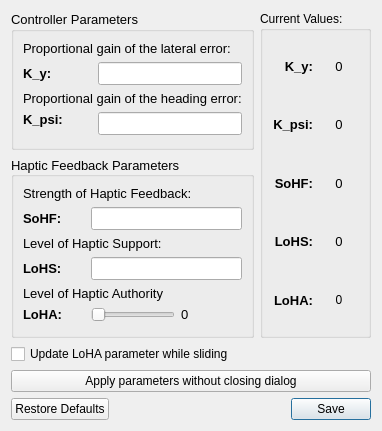
The window that modules/steeringwheelcontrol/action/swcontrollers/ui/fdca_settings_ui.ui (tud-hri/joan) describes before a commit, drawn with Qt 5.
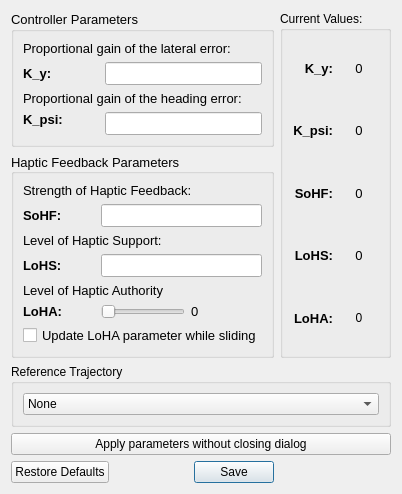
The same window after the commit.

Commit message: Settings load and save now work in steeringwheelcontrol Furthermore updated UIs and moved trajectory selection to settings

```diff
--- a/modules/steeringwheelcontrol/action/swcontrollers/ui/fdca_settings_ui.ui
+++ b/modules/steeringwheelcontrol/action/swcontrollers/ui/fdca_settings_ui.ui
@@ -6,15 +6,258 @@
    <rect>
     <x>0</x>
     <y>0</y>
-    <width>361</width>
-    <height>431</height>
+    <width>372</width>
+    <height>493</height>
    </rect>
   </property>
   <property name="windowTitle">
    <string>FDCA Controller Settings</string>
   </property>
   <layout class="QGridLayout" name="gridLayout">
-   <item row="1" column="0">
+   <item row="5" column="1">
+    <widget class="QDialogButtonBox" name="btnbox_fdca_controller_settings">
+     <property name="orientation">
+      <enum>Qt::Horizontal</enum>
+     </property>
+     <property name="standardButtons">
+      <set>QDialogButtonBox::RestoreDefaults|QDialogButtonBox::Save</set>
+     </property>
+    </widget>
+   </item>
+   <item row="0" column="1">
+    <widget class="QGroupBox" name="groupControlparam">
+     <property name="sizePolicy">
+      <sizepolicy hsizetype="Preferred" vsizetype="Preferred">
+       <horstretch>0</horstretch>
+       <verstretch>0</verstretch>
+      </sizepolicy>
+     </property>
+     <property name="minimumSize">
+      <size>
+       <width>0</width>
+       <height>0</height>
+      </size>
+     </property>
+     <property name="maximumSize">
+      <size>
+       <width>8000</width>
+       <height>16777215</height>
+      </size>
+     </property>
+     <property name="font">
+      <font>
+       <pointsize>10</pointsize>
+       <weight>50</weight>
+       <bold>false</bold>
+      </font>
+     </property>
+     <property name="title">
+      <string>Controller Parameters</string>
+     </property>
+     <layout class="QGridLayout" name="gridLayout_4">
+      <item row="0" column="1">
+       <layout class="QGridLayout" name="gridLayout_3">
+        <item row="0" column="0" colspan="3">
+         <widget class="QLabel" name="lblKytitle">
+          <property name="font">
+           <font>
+            <pointsize>10</pointsize>
+            <weight>50</weight>
+            <bold>false</bold>
+           </font>
+          </property>
+          <property name="text">
+           <string>Proportional gain of the lateral error:</string>
+          </property>
+          <property name="alignment">
+           <set>Qt::AlignLeading|Qt::AlignLeft|Qt::AlignTop</set>
+          </property>
+         </widget>
+        </item>
+        <item row="3" column="0" colspan="3">
+         <widget class="QLabel" name="lblKpsititle">
+          <property name="font">
+           <font>
+            <pointsize>10</pointsize>
+            <weight>50</weight>
+            <bold>false</bold>
+           </font>
+          </property>
+          <property name="text">
+           <string>Proportional gain of the heading error:</string>
+          </property>
+         </widget>
+        </item>
+        <item row="4" column="0">
+         <widget class="QLabel" name="lblKpsi">
+          <property name="sizePolicy">
+           <sizepolicy hsizetype="Minimum" vsizetype="Preferred">
+            <horstretch>0</horstretch>
+            <verstretch>0</verstretch>
+           </sizepolicy>
+          </property>
+          <property name="minimumSize">
+           <size>
+            <width>0</width>
+            <height>0</height>
+           </size>
+          </property>
+          <property name="maximumSize">
+           <size>
+            <width>10000</width>
+            <height>16777215</height>
+           </size>
+          </property>
+          <property name="font">
+           <font>
+            <pointsize>10</pointsize>
+            <weight>75</weight>
+            <bold>true</bold>
+           </font>
+          </property>
+          <property name="text">
+           <string>K_psi:</string>
+          </property>
+          <property name="alignment">
+           <set>Qt::AlignLeading|Qt::AlignLeft|Qt::AlignTop</set>
+          </property>
+         </widget>
+        </item>
+        <item row="2" column="0">
+         <widget class="QLabel" name="lblKy">
+          <property name="sizePolicy">
+           <sizepolicy hsizetype="Preferred" vsizetype="Preferred">
+            <horstretch>0</horstretch>
+            <verstretch>0</verstretch>
+           </sizepolicy>
+          </property>
+          <property name="minimumSize">
+           <size>
+            <width>0</width>
+            <height>0</height>
+           </size>
+          </property>
+          <property name="maximumSize">
+           <size>
+            <width>16777215</width>
+            <height>16777215</height>
+           </size>
+          </property>
+          <property name="font">
+           <font>
+            <pointsize>10</pointsize>
+            <weight>75</weight>
+            <bold>true</bold>
+           </font>
+          </property>
+          <property name="text">
+           <string>K_y:</string>
+          </property>
+         </widget>
+        </item>
+        <item row="6" column="0" colspan="2">
+         <spacer name="verticalSpacer">
+          <property name="orientation">
+           <enum>Qt::Vertical</enum>
+          </property>
+          <property name="sizeHint" stdset="0">
+           <size>
+            <width>20</width>
+            <height>40</height>
+           </size>
+          </property>
+         </spacer>
+        </item>
+        <item row="2" column="1" colspan="2">
+         <widget class="QLineEdit" name="edit_k_y">
+          <property name="sizePolicy">
+           <sizepolicy hsizetype="Preferred" vsizetype="Fixed">
+            <horstretch>0</horstretch>
+            <verstretch>0</verstretch>
+           </sizepolicy>
+          </property>
+          <property name="font">
+           <font>
+            <pointsize>10</pointsize>
+           </font>
+          </property>
+          <property name="alignment">
+           <set>Qt::AlignLeading|Qt::AlignLeft|Qt::AlignTop</set>
+          </property>
+         </widget>
+        </item>
+        <item row="4" column="1" colspan="2">
+         <widget class="QLineEdit" name="edit_k_psi">
+          <property name="sizePolicy">
+           <sizepolicy hsizetype="Preferred" vsizetype="Fixed">
+            <horstretch>0</horstretch>
+            <verstretch>0</verstretch>
+           </sizepolicy>
+          </property>
+          <property name="font">
+           <font>
+            <pointsize>10</pointsize>
+           </font>
+          </property>
+         </widget>
+        </item>
+       </layout>
+      </item>
+     </layout>
+    </widget>
+   </item>
+   <item row="2" column="1" colspan="2">
+    <widget class="QGroupBox" name="groupBox_3">
+     <property name="title">
+      <string>Reference Trajectory</string>
+     </property>
+     <layout class="QGridLayout" name="gridLayout_8">
+      <property name="leftMargin">
+       <number>9</number>
+      </property>
+      <property name="topMargin">
+       <number>9</number>
+      </property>
+      <property name="rightMargin">
+       <number>9</number>
+      </property>
+      <property name="bottomMargin">
+       <number>9</number>
+      </property>
+      <property name="spacing">
+       <number>3</number>
+      </property>
+      <item row="0" column="0">
+       <widget class="QComboBox" name="cmbbox_hcr_selection">
+        <property name="sizePolicy">
+         <sizepolicy hsizetype="Preferred" vsizetype="Fixed">
+          <horstretch>0</horstretch>
+          <verstretch>0</verstretch>
+         </sizepolicy>
+        </property>
+        <property name="minimumSize">
+         <size>
+          <width>250</width>
+          <height>0</height>
+         </size>
+        </property>
+        <property name="font">
+         <font>
+          <weight>50</weight>
+          <bold>false</bold>
+         </font>
+        </property>
+        <item>
+         <property name="text">
+          <string>None</string>
+         </property>
+        </item>
+       </widget>
+      </item>
+     </layout>
+    </widget>
+   </item>
+   <item row="1" column="1">
     <widget class="QGroupBox" name="groupHapticparam">
      <property name="sizePolicy">
       <sizepolicy hsizetype="Preferred" vsizetype="Preferred">
@@ -48,7 +291,7 @@
       <set>Qt::AlignLeading|Qt::AlignLeft|Qt::AlignVCenter</set>
      </property>
      <layout class="QGridLayout" name="gridLayout_6">
-      <item row="1" column="0">
+      <item row="2" column="0">
        <spacer name="verticalSpacer_2">
         <property name="orientation">
          <enum>Qt::Vertical</enum>
@@ -213,10 +456,17 @@
         </item>
        </layout>
       </item>
+      <item row="1" column="0">
+       <widget class="QCheckBox" name="checkbox_tuning_loha">
+        <property name="text">
+         <string>Update LoHA parameter while sliding</string>
+        </property>
+       </widget>
+      </item>
      </layout>
     </widget>
    </item>
-   <item row="0" column="1" rowspan="2">
+   <item row="0" column="2" rowspan="2">
     <widget class="QGroupBox" name="groupBox">
      <property name="title">
       <string>Current Values:</string>
@@ -410,212 +660,13 @@
      </layout>
     </widget>
    </item>
-   <item row="0" column="0">
-    <widget class="QGroupBox" name="groupControlparam">
-     <property name="sizePolicy">
-      <sizepolicy hsizetype="Preferred" vsizetype="Preferred">
-       <horstretch>0</horstretch>
-       <verstretch>0</verstretch>
-      </sizepolicy>
-     </property>
-     <property name="minimumSize">
-      <size>
-       <width>0</width>
-       <height>0</height>
-      </size>
-     </property>
-     <property name="maximumSize">
-      <size>
-       <width>8000</width>
-       <height>16777215</height>
-      </size>
-     </property>
-     <property name="font">
-      <font>
-       <pointsize>10</pointsize>
-       <weight>50</weight>
-       <bold>false</bold>
-      </font>
-     </property>
-     <property name="title">
-      <string>Controller Parameters</string>
-     </property>
-     <layout class="QGridLayout" name="gridLayout_4">
-      <item row="0" column="1">
-       <layout class="QGridLayout" name="gridLayout_3">
-        <item row="0" column="0" colspan="3">
-         <widget class="QLabel" name="lblKytitle">
-          <property name="font">
-           <font>
-            <pointsize>10</pointsize>
-            <weight>50</weight>
-            <bold>false</bold>
-           </font>
-          </property>
-          <property name="text">
-           <string>Proportional gain of the lateral error:</string>
-          </property>
-          <property name="alignment">
-           <set>Qt::AlignLeading|Qt::AlignLeft|Qt::AlignTop</set>
-          </property>
-         </widget>
-        </item>
-        <item row="3" column="0" colspan="3">
-         <widget class="QLabel" name="lblKpsititle">
-          <property name="font">
-           <font>
-            <pointsize>10</pointsize>
-            <weight>50</weight>
-            <bold>false</bold>
-           </font>
-          </property>
-          <property name="text">
-           <string>Proportional gain of the heading error:</string>
-          </property>
-         </widget>
-        </item>
-        <item row="4" column="0">
-         <widget class="QLabel" name="lblKpsi">
-          <property name="sizePolicy">
-           <sizepolicy hsizetype="Minimum" vsizetype="Preferred">
-            <horstretch>0</horstretch>
-            <verstretch>0</verstretch>
-           </sizepolicy>
-          </property>
-          <property name="minimumSize">
-           <size>
-            <width>0</width>
-            <height>0</height>
-           </size>
-          </property>
-          <property name="maximumSize">
-           <size>
-            <width>10000</width>
-            <height>16777215</height>
-           </size>
-          </property>
-          <property name="font">
-           <font>
-            <pointsize>10</pointsize>
-            <weight>75</weight>
-            <bold>true</bold>
-           </font>
-          </property>
-          <property name="text">
-           <string>K_psi:</string>
-          </property>
-          <property name="alignment">
-           <set>Qt::AlignLeading|Qt::AlignLeft|Qt::AlignTop</set>
-          </property>
-         </widget>
-        </item>
-        <item row="2" column="0">
-         <widget class="QLabel" name="lblKy">
-          <property name="sizePolicy">
-           <sizepolicy hsizetype="Preferred" vsizetype="Preferred">
-            <horstretch>0</horstretch>
-            <verstretch>0</verstretch>
-           </sizepolicy>
-          </property>
-          <property name="minimumSize">
-           <size>
-            <width>0</width>
-            <height>0</height>
-           </size>
-          </property>
-          <property name="maximumSize">
-           <size>
-            <width>16777215</width>
-            <height>16777215</height>
-           </size>
-          </property>
-          <property name="font">
-           <font>
-            <pointsize>10</pointsize>
-            <weight>75</weight>
-            <bold>true</bold>
-           </font>
-          </property>
-          <property name="text">
-           <string>K_y:</string>
-          </property>
-         </widget>
-        </item>
-        <item row="6" column="0" colspan="2">
-         <spacer name="verticalSpacer">
-          <property name="orientation">
-           <enum>Qt::Vertical</enum>
-          </property>
-          <property name="sizeHint" stdset="0">
-           <size>
-            <width>20</width>
-            <height>40</height>
-           </size>
-          </property>
-         </spacer>
-        </item>
-        <item row="2" column="1" colspan="2">
-         <widget class="QLineEdit" name="edit_k_y">
-          <property name="sizePolicy">
-           <sizepolicy hsizetype="Preferred" vsizetype="Fixed">
-            <horstretch>0</horstretch>
-            <verstretch>0</verstretch>
-           </sizepolicy>
-          </property>
-          <property name="font">
-           <font>
-            <pointsize>10</pointsize>
-           </font>
-          </property>
-          <property name="alignment">
-           <set>Qt::AlignLeading|Qt::AlignLeft|Qt::AlignTop</set>
-          </property>
-         </widget>
-        </item>
-        <item row="4" column="1" colspan="2">
-         <widget class="QLineEdit" name="edit_k_psi">
-          <property name="sizePolicy">
-           <sizepolicy hsizetype="Preferred" vsizetype="Fixed">
-            <horstretch>0</horstretch>
-            <verstretch>0</verstretch>
-           </sizepolicy>
-          </property>
-          <property name="font">
-           <font>
-            <pointsize>10</pointsize>
-           </font>
-          </property>
-         </widget>
-        </item>
-       </layout>
-      </item>
-     </layout>
-    </widget>
-   </item>
-   <item row="4" column="0" colspan="2">
-    <widget class="QDialogButtonBox" name="btnbox_fdca_controller_settings">
-     <property name="orientation">
-      <enum>Qt::Horizontal</enum>
-     </property>
-     <property name="standardButtons">
-      <set>QDialogButtonBox::RestoreDefaults|QDialogButtonBox::Save</set>
-     </property>
-    </widget>
-   </item>
-   <item row="3" column="0" colspan="2">
+   <item row="4" column="1" colspan="2">
     <widget class="QPushButton" name="btn_apply_parameters">
      <property name="text">
       <string>Apply parameters without closing dialog</string>
      </property>
     </widget>
    </item>
-   <item row="2" column="0">
-    <widget class="QCheckBox" name="checkbox_tuning_loha">
-     <property name="text">
-      <string>Update LoHA parameter while sliding</string>
-     </property>
-    </widget>
-   </item>
   </layout>
  </widget>
  <resources/>
```
The commit also changes 9 other files.
